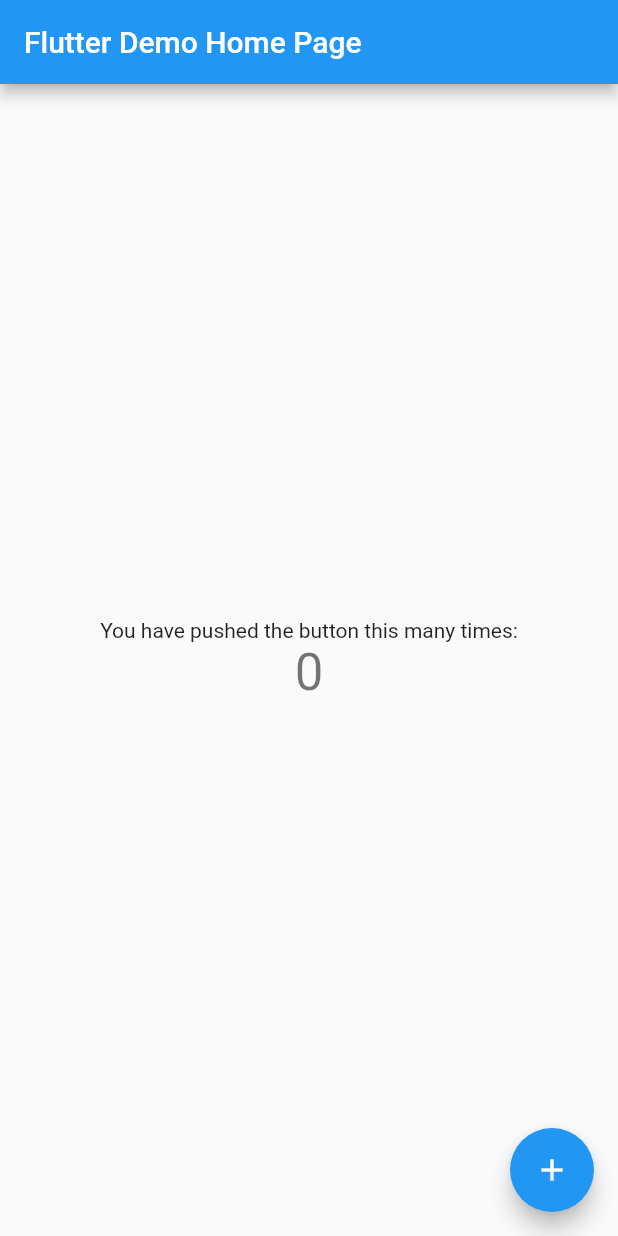
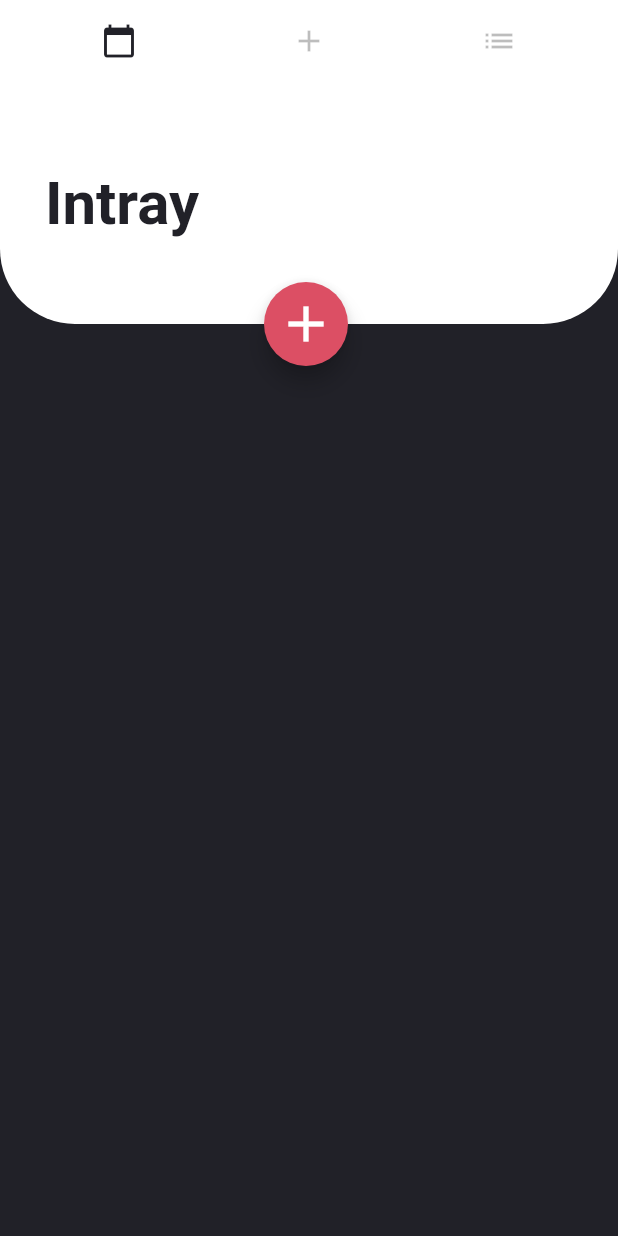
Before and after one commit to ankitchouhan1020/TodoApp, a Flutter app: the screen it shows after launch, on a phone screen of 412 x 824 dp. Run offline on Flutter 3.47's test engine with Material 2 defaults, Android fonts, the phone set to English and light mode, and no system bars; Roboto replaces fonts that are missing (Avenir).

Commit message:
Create Navbar #1,Create Topbar and Button #2

```diff
--- a/App/todoApp/lib/main.dart
+++ b/App/todoApp/lib/main.dart
@@ -1,4 +1,6 @@
 import 'package:flutter/material.dart';
+
+import './models/global.dart';
 
 void main() {
   runApp(MyApp());
@@ -9,109 +11,109 @@ class MyApp extends StatelessWidget {
   @override
   Widget build(BuildContext context) {
     return MaterialApp(
-      title: 'Flutter Demo',
+      title: 'Todo App',
       theme: ThemeData(
-        // This is the theme of your application.
-        //
-        // Try running your application with "flutter run". You'll see the
-        // application has a blue toolbar. Then, without quitting the app, try
-        // changing the primarySwatch below to Colors.green and then invoke
-        // "hot reload" (press "r" in the console where you ran "flutter run",
-        // or simply save your changes to "hot reload" in a Flutter IDE).
-        // Notice that the counter didn't reset back to zero; the application
-        // is not restarted.
         primarySwatch: Colors.blue,
-        // This makes the visual density adapt to the platform that you run
-        // the app on. For desktop platforms, the controls will be smaller and
-        // closer together (more dense) than on mobile platforms.
         visualDensity: VisualDensity.adaptivePlatformDensity,
       ),
-      home: MyHomePage(title: 'Flutter Demo Home Page'),
+      home: MyHomePage(),
     );
   }
 }
 
 class MyHomePage extends StatefulWidget {
-  MyHomePage({Key key, this.title}) : super(key: key);
-
-  // This widget is the home page of your application. It is stateful, meaning
-  // that it has a State object (defined below) that contains fields that affect
-  // how it looks.
-
-  // This class is the configuration for the state. It holds the values (in this
-  // case the title) provided by the parent (in this case the App widget) and
-  // used by the build method of the State. Fields in a Widget subclass are
-  // always marked "final".
-
-  final String title;
-
   @override
   _MyHomePageState createState() => _MyHomePageState();
 }
 
 class _MyHomePageState extends State<MyHomePage> {
-  int _counter = 0;
-
-  void _incrementCounter() {
-    setState(() {
-      // This call to setState tells the Flutter framework that something has
-      // changed in this State, which causes it to rerun the build method below
-      // so that the display can reflect the updated values. If we changed
-      // _counter without calling setState(), then the build method would not be
-      // called again, and so nothing would appear to happen.
-      _counter++;
-    });
-  }
-
   @override
   Widget build(BuildContext context) {
-    // This method is rerun every time setState is called, for instance as done
-    // by the _incrementCounter method above.
-    //
-    // The Flutter framework has been optimized to make rerunning build methods
-    // fast, so that you can just rebuild anything that needs updating rather
-    // than having to individually change instances of widgets.
-    return Scaffold(
-      appBar: AppBar(
-        // Here we take the value from the MyHomePage object that was created by
-        // the App.build method, and use it to set our appbar title.
-        title: Text(widget.title),
-      ),
-      body: Center(
-        // Center is a layout widget. It takes a single child and positions it
-        // in the middle of the parent.
-        child: Column(
-          // Column is also a layout widget. It takes a list of children and
-          // arranges them vertically. By default, it sizes itself to fit its
-          // children horizontally, and tries to be as tall as its parent.
-          //
-          // Invoke "debug painting" (press "p" in the console, choose the
-          // "Toggle Debug Paint" action from the Flutter Inspector in Android
-          // Studio, or the "Toggle Debug Paint" command in Visual Studio Code)
-          // to see the wireframe for each widget.
-          //
-          // Column has various properties to control how it sizes itself and
-          // how it positions its children. Here we use mainAxisAlignment to
-          // center the children vertically; the main axis here is the vertical
-          // axis because Columns are vertical (the cross axis would be
-          // horizontal).
-          mainAxisAlignment: MainAxisAlignment.center,
-          children: <Widget>[
-            Text(
-              'You have pushed the button this many times:',
+    return new MaterialApp(
+      color: Colors.grey,
+      home: SafeArea(
+        child: DefaultTabController(
+          length: 3,
+          child: new Scaffold(
+            appBar: AppBar(
+              elevation: 0,
+              title: new TabBar(
+                tabs: [
+                  Tab(
+                    icon: new Icon(Icons.calendar_today),
+                  ),
+                  Tab(
+                    icon: new Icon(Icons.add),
+                  ),
+                  Tab(
+                    icon: new Icon(Icons.list),
+                  ),
+                ],
+                labelColor: darkGreyColor,
+                unselectedLabelColor: Colors.black26,
+                indicatorSize: TabBarIndicatorSize.label,
+                indicatorColor: Colors.transparent,
+              ),
+              backgroundColor: Colors.white,
             ),
-            Text(
-              '$_counter',
-              style: Theme.of(context).textTheme.headline4,
+            body: Stack(
+              children: <Widget>[
+                TabBarView(
+                  children: [
+                    new Container(
+                      color: darkGreyColor,
+                    ),
+                    new Container(
+                      color: Colors.orange,
+                    ),
+                    new Container(
+                      color: Colors.lightGreen,
+                    ),
+                  ],
+                ),
+                Container(
+                  height: 160,
+                  decoration: BoxDecoration(
+                    borderRadius: BorderRadius.only(
+                      bottomLeft: Radius.circular(50),
+                      bottomRight: Radius.circular(50),
+                    ),
+                    color: Colors.white,
+                  ),
+                  child: Padding(
+                    padding: const EdgeInsets.only(left: 30),
+                    child: Row(
+                      mainAxisAlignment: MainAxisAlignment.spaceBetween,
+                      children: <Widget>[
+                        Text(
+                          'Intray',
+                          style: intryTitleStyle,
+                        ),
+                        Container()
+                      ],
+                    ),
+                  ),
+                ),
+                Container(
+                  margin: EdgeInsets.only(
+                    top: 132,
+                    left: (MediaQuery.of(context).size.width * 0.5 - 30),
+                  ),
+                  child: FloatingActionButton(
+                    child: Icon(
+                      Icons.add,
+                      size: 40,
+                    ),
+                    backgroundColor: redColor,
+                    onPressed: () {},
+                  ),
+                )
+              ],
             ),
-          ],
+            backgroundColor: darkGreyColor,
+          ),
         ),
       ),
-      floatingActionButton: FloatingActionButton(
-        onPressed: _incrementCounter,
-        tooltip: 'Increment',
-        child: Icon(Icons.add),
-      ), // This trailing comma makes auto-formatting nicer for build methods.
     );
   }
 }
--- /dev/null
+++ b/App/todoApp/lib/models/global.dart
@@ -0,0 +1,11 @@
+import 'package:flutter/material.dart';
+
+Color darkGreyColor = new Color(0xFF212128);
+Color redColor = new Color(0xFFDC4F64);
+
+TextStyle intryTitleStyle = new TextStyle(
+  fontFamily: 'Avenir',
+  fontWeight: FontWeight.bold,
+  fontSize: 40,
+  color: darkGreyColor,
+);
```
